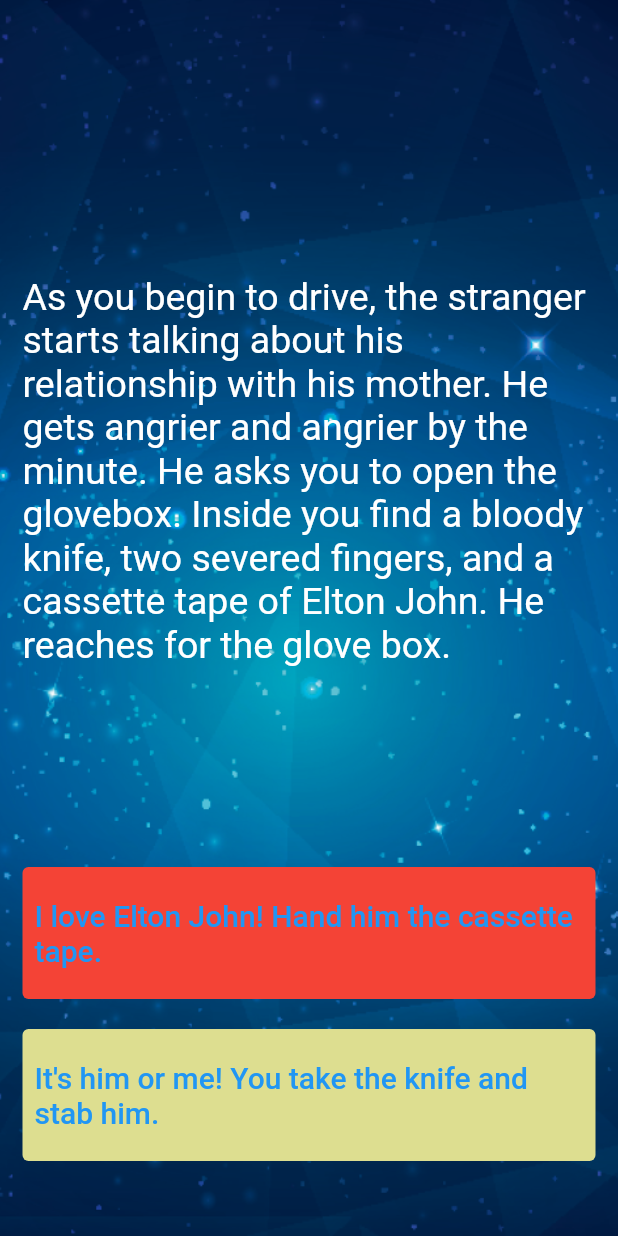
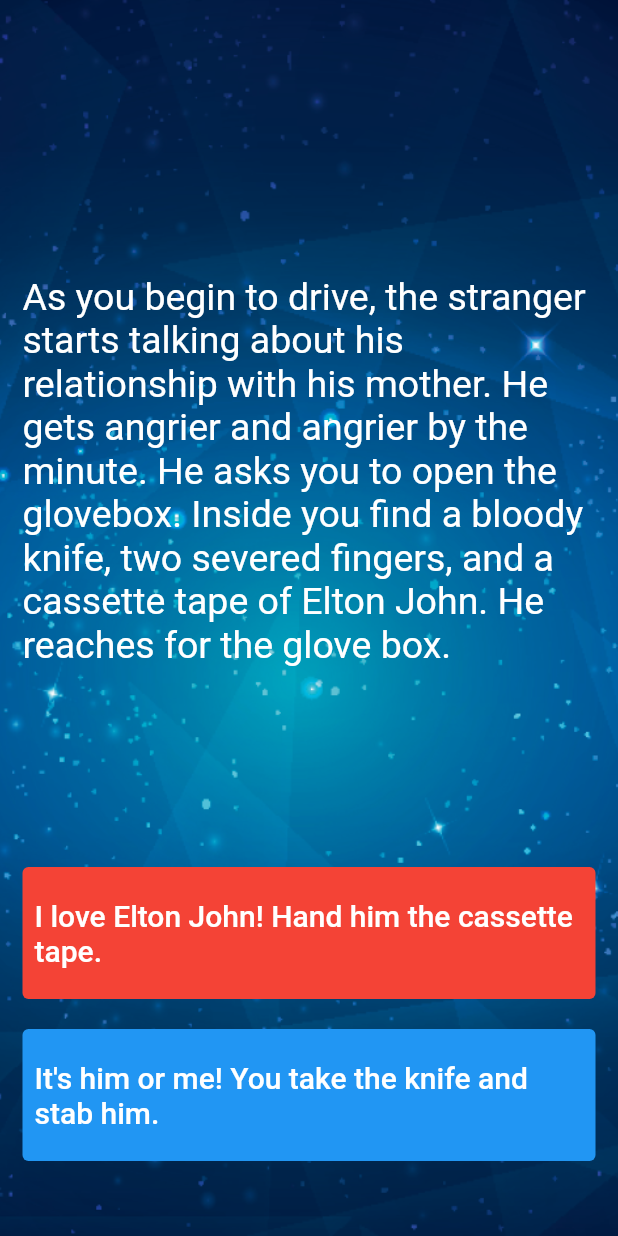
Before and after one commit to g0beze/destini, a Flutter app: the screen it shows after launch, after a tap on an icon or button, on a phone screen of 412 x 824 dp. Run offline on Flutter 3.47's test engine with Material 2 defaults, Android fonts, the phone set to English and light mode, and no system bars.

Commit message:
text color to white

```diff
--- a/lib/main.dart
+++ b/lib/main.dart
@@ -26,11 +26,11 @@ class _StoryPageState extends State<StoryPage> {
     return Scaffold(
       body: Container(
         //TODO: Step 1 - Add background.png to this Container as a background image.
-        decoration: BoxDecoration(
+        decoration: const BoxDecoration(
           image: DecorationImage(
               image: AssetImage('images/background.png'), fit: BoxFit.cover),
         ),
-        padding: EdgeInsets.symmetric(vertical: 50.0, horizontal: 15.0),
+        padding: const EdgeInsets.symmetric(vertical: 50.0, horizontal: 15.0),
         constraints: BoxConstraints.expand(),
         child: SafeArea(
           child: Column(
@@ -42,7 +42,7 @@ class _StoryPageState extends State<StoryPage> {
                   child: Text(
                     //TODO: Step 10 - use the storyBrain to get the first story title and display it in this Text Widget.
                     storyBrain.getStory(),
-                    style: TextStyle(
+                    style: const TextStyle(
                       fontSize: 25.0,
                     ),
                   ),
@@ -51,7 +51,7 @@ class _StoryPageState extends State<StoryPage> {
               Expanded(
                 flex: 2,
                 child: TextButton(
-                  style: ButtonStyle(
+                  style: const ButtonStyle(
                     backgroundColor:
                         MaterialStatePropertyAll<Color>(Colors.red),
                   ),
@@ -65,23 +65,26 @@ class _StoryPageState extends State<StoryPage> {
                   child: Text(
                     //TODO: Step 13 - Use the storyBrain to get the text for choice 1.
                     storyBrain.getChoice1(),
-                    style: TextStyle(
+                    style: const TextStyle(
+                      color: Color(0xFFFFFFFF),
                       fontSize: 20.0,
                     ),
                   ),
                 ),
               ),
-              SizedBox(
+              const SizedBox(
                 height: 20.0,
               ),
               Expanded(
                 flex: 2,
                 //TODO: Step 26 - Use a Flutter Visibility Widget to wrap this FlatButton.
                 //TODO: Step 28 - Set the "visible" property of the Visibility Widget to equal the output from the buttonShouldBeVisible() method in the storyBrain.
+                child: Visibility(
+                  visible: storyBrain.buttonShouldBeVisible(),
                   child: TextButton(
-                  style: ButtonStyle(
-                    backgroundColor: MaterialStatePropertyAll<Color>(
-                        Color.fromARGB(255, 221, 222, 144)),
+                    style: const ButtonStyle(
+                      backgroundColor:
+                          MaterialStatePropertyAll<Color>(Colors.blue),
                     ),
                     onPressed: () {
                       //Choice 2 made by user.
@@ -93,8 +96,10 @@ class _StoryPageState extends State<StoryPage> {
                     child: Text(
                       //TODO: Step 14 - Use the storyBrain to get the text for choice 2.
                       storyBrain.getChoice2(),
-                    style: TextStyle(
+                      style: const TextStyle(
+                        color: Color(0xFFFFFFFF),
                         fontSize: 20.0,
+                      ),
                     ),
                   ),
                 ),
--- a/lib/story_brain.dart
+++ b/lib/story_brain.dart
@@ -1,7 +1,7 @@
 import 'story.dart';
 
 class StoryBrain {
-  List<Story> _storyData = [
+  final List<Story> _storyData = [
     Story(
         storyTitle:
             'Your car has blown a tire on a winding road in the middle of nowhere with no cell phone reception. You decide to hitchhike. A rusty pickup truck rumbles to a stop next to you. A man with a wide brimmed hat with soulless eyes opens the passenger door for you and asks: "Need a ride, boy?".',
@@ -33,7 +33,13 @@ class StoryBrain {
         choice2: '')
   ];
 
-  int storyNumber = 0;
+  int _storyNumber = 0;
+
+  int get storyNumber => _storyNumber;
+
+  set storyNumber(int value) {
+    _storyNumber = value;
+  }
 
   String getStory() {
     return _storyData[storyNumber].storyTitle;
@@ -68,6 +74,14 @@ class StoryBrain {
   void restart() {
     storyNumber = 0;
   }
+
+  bool buttonShouldBeVisible() {
+    if (storyNumber == 0 || storyNumber == 1 || storyNumber == 2) {
+      return true;
+    } else {
+      return false;
+    }
+  }
 }
 
 
```
Lines whose indentation alone changed are shown as unchanged.
